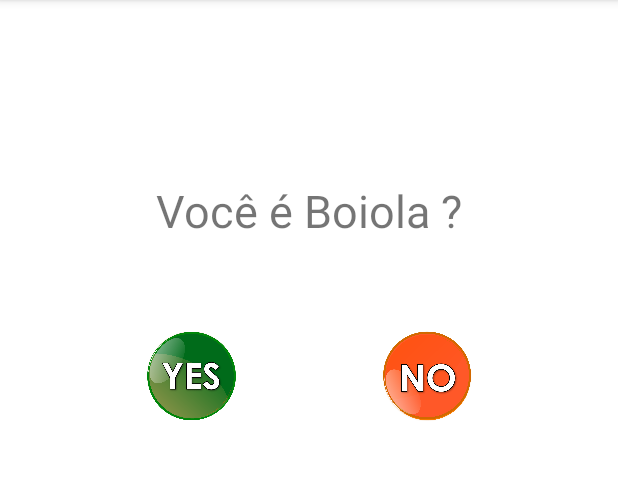
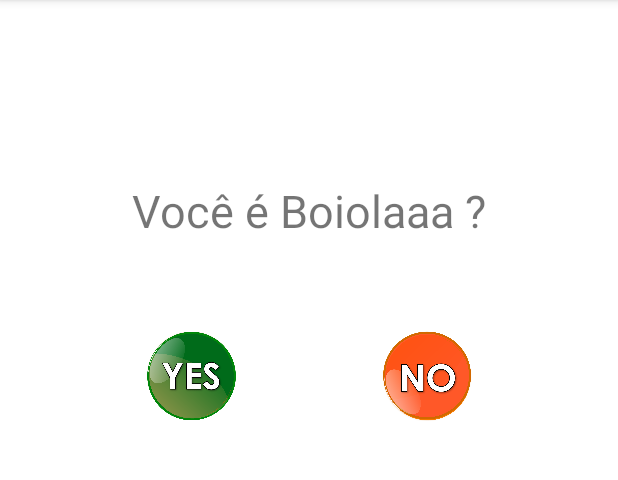
Before and after one commit to luizporto76/componentesbasicos, an Android app: the screen it shows after launch (MainActivity), on a phone screen of 412 x 824 dp, the part 84-564 px from its top. Run offline under Robolectric (Android 15) with nearby library versions, the phone set to English and light mode, and no system bars.

Commit message:
Atualização 12/11 3

```diff
--- a/app/src/main/res/layout/activity_main.xml
+++ b/app/src/main/res/layout/activity_main.xml
@@ -35,7 +35,7 @@
         android:layout_width="wrap_content"
         android:layout_height="wrap_content"
         android:layout_marginTop="120dp"
-        android:text="Você é Boiola ?"
+        android:text="Você é Boiolaaa ?"
         android:textSize="30dp"
         app:layout_constraintEnd_toEndOf="parent"
         app:layout_constraintStart_toStartOf="parent"
```
